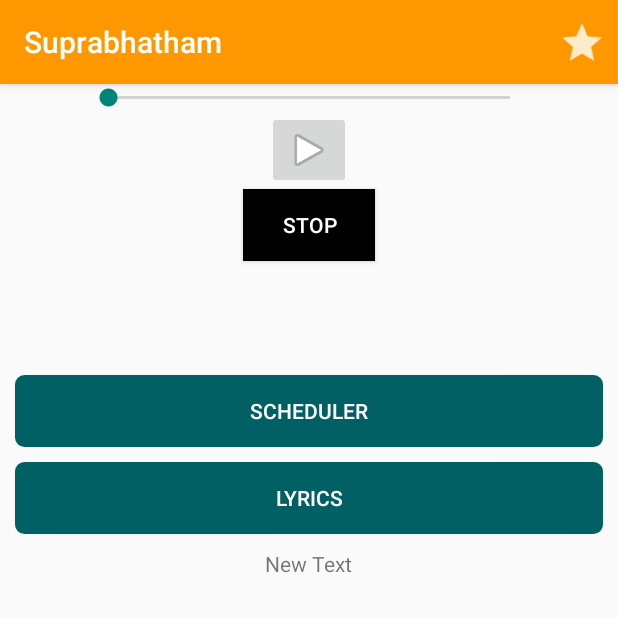
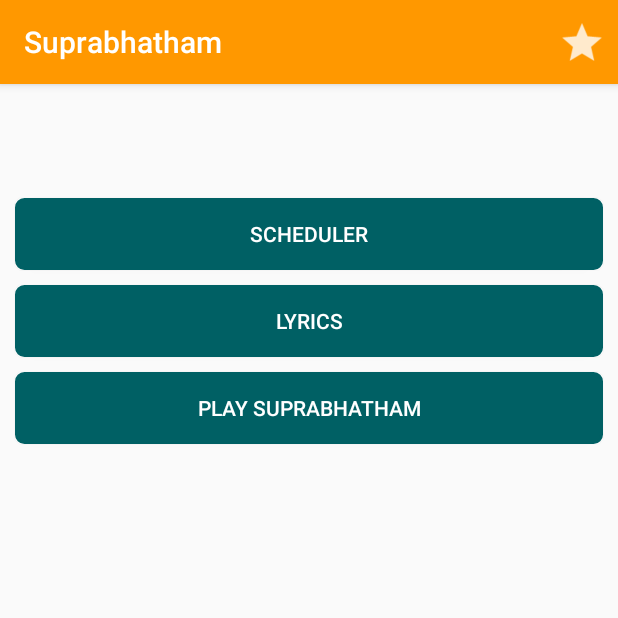
Before and after one commit to v-adhithyan/suprabhatham-android-app, an Android app: the screen it shows after launch (Main_Activity), on a phone screen of 412 x 824 dp, the top half of it. Run offline under Robolectric (Android 15) with nearby library versions, the phone set to English and light mode, and no system bars; our stand-ins replace AdMob; libraries missing offline, so code that uses them is left out: com.buddy.sdk; 3 statements that could not run were skipped.

Commit message:
play song mv to new activity and crcular seekbar added and rel changes

```diff
--- a/app/build.gradle
+++ b/app/build.gradle
@@ -22,7 +22,9 @@ android {
 
 dependencies {
     compile fileTree(dir: 'libs', include: ['*.jar'])
-    compile 'com.android.support:appcompat-v7:23.1.1'
-    compile 'com.google.android.gms:play-services-ads:7.3.0'
+    compile 'com.android.support:appcompat-v7:23.2.1'
+    compile 'com.google.android.gms:play-services-ads:8.4.0'
     compile 'com.buddy:androidsdk:+'
+    compile 'com.android.support:design:23.2.1'
+    compile 'com.github.Triggertrap:SeekArc:v1.1'
 }
--- a/app/src/main/java/ceg/avtechlabs/sbm/MyService.java
+++ b/app/src/main/java/ceg/avtechlabs/sbm/MyService.java
@@ -27,10 +27,7 @@ public class MyService extends Service implements AudioManager.OnAudioFocusChang
 
     }
 
-    public MyService(SeekBar seekBar) {
-        this.seekBar  = seekBar;
-        progressUpdaterThread = new SeekbarProgressUpdaterThread(this, seekBar);
-    }
+
 
     @Override
     public IBinder onBind(Intent intent) {
--- a/app/src/main/java/ceg/avtechlabs/sbm/ViewLyrics.java
+++ b/app/src/main/java/ceg/avtechlabs/sbm/ViewLyrics.java
@@ -64,7 +64,7 @@ public class ViewLyrics extends ActionBarActivity {
         if(Build.VERSION.SDK_INT >= 13){
             int screenHeight = DisplayUtil.getScreenHeight(this);
             int screenWidth = DisplayUtil.getScreenWidth(this);
-            ToastUtil.showToast(this, screenWidth + "*"  + screenHeight);
+            //ToastUtil.showToast(this, screenWidth + "*"  + screenHeight);
 
 
             tv.setTextSize(TypedValue.COMPLEX_UNIT_PX, (float) screenWidth / 20);
--- a/app/src/main/res/layout/activity_main.xml
+++ b/app/src/main/res/layout/activity_main.xml
@@ -3,33 +3,6 @@
     xmlns:ads="http://schemas.android.com/apk/res-auto"
     android:layout_height="fill_parent"
     android:layout_width="fill_parent">
-
-    <SeekBar
-        android:layout_width="300dp"
-        android:layout_height="wrap_content"
-        android:id="@+id/seekBar"
-        android:layout_alignParentTop="true"
-        android:layout_centerHorizontal="true" />
-
-    <ImageButton
-        android:layout_width="wrap_content"
-        android:layout_height="wrap_content"
-        android:id="@+id/playButton"
-        android:src="@android:drawable/ic_media_play"
-        android:layout_below="@+id/seekBar"
-        android:layout_centerHorizontal="true"
-        android:onClick="playSong"/>
-
-    <Button
-        android:layout_width="wrap_content"
-        android:layout_height="wrap_content"
-        android:text="Stop"
-        android:id="@+id/stopButton"
-        android:layout_below="@+id/playButton"
-        android:layout_centerHorizontal="true"
-        android:onClick="stopSong"
-        android:background="#000000"
-        android:textColor="#ffffff"/>
 
     <Button
         android:layout_width="fill_parent"
@@ -41,7 +14,6 @@
         android:layout_marginLeft="10dp"
         android:layout_marginRight="10dp"
         android:layout_marginBottom="10dp"
-        android:layout_below="@+id/stopButton"
         android:layout_centerHorizontal="true"
         android:layout_marginTop="76dp"
         android:onClick="startScheduler"/>
@@ -60,20 +32,6 @@
         android:layout_centerHorizontal="true"
         android:onClick="viewLyrics"/>
 
-    <TextView
-        android:layout_width="wrap_content"
-        android:layout_height="wrap_content"
-        android:text="New Text"
-        android:id="@+id/textViewLyrics"
-        android:layout_below="@+id/buttonLyrics"
-        android:layout_centerVertical="true"
-        android:layout_centerHorizontal="true" />
-
-    <TimePicker
-        android:layout_width="wrap_content"
-        android:layout_height="wrap_content"
-        android:id="@+id/timePicker"
-        android:visibility="invisible"/>
     <com.google.android.gms.ads.AdView
         android:id="@+id/adView"
         android:layout_width="wrap_content"
@@ -84,11 +42,29 @@
         ads:adUnitId="@string/banner_ad_unit_id">
     </com.google.android.gms.ads.AdView>
 
+    <TimePicker
+        android:layout_width="wrap_content"
+        android:layout_height="wrap_content"
+        android:id="@+id/timePicker"
+        android:visibility="invisible"
+        android:layout_alignBottom="@+id/playButton"
+        android:layout_alignParentLeft="true"
+        android:layout_alignParentStart="true"
+        android:layout_marginBottom="69dp" />
 
-
-
-
-
+    <Button
+        android:layout_width="fill_parent"
+        android:layout_height="wrap_content"
+        android:text="Play Suprabhatham"
+        android:id="@+id/playButton"
+        android:layout_below="@+id/buttonLyrics"
+        android:layout_centerHorizontal="true"
+        android:background="@drawable/green_button"
+        android:textColor="#ffffff"
+        android:layout_marginLeft="10dp"
+        android:layout_marginRight="10dp"
+        android:layout_marginBottom="10dp"
+        android:onClick="playSong"/>
 
 
 </RelativeLayout>
--- a/app/src/main/res/values-v21/styles.xml
+++ b/app/src/main/res/values-v21/styles.xml
@@ -6,6 +6,14 @@
         <item name="android:colorPrimary">#FF9800</item>
         <item name="android:colorPrimaryDark">#F57C00</item>
     </style>
+    >
+
+    <style name="AppTheme.NoActionBar">
+        <item name="windowActionBar">false</item>
+        <item name="windowNoTitle">true</item>
+        <item name="android:windowDrawsSystemBarBackgrounds">true</item>
+        <item name="android:statusBarColor">@android:color/transparent</item>
+    </style>
 
 
 </resources>
--- a/app/src/main/res/values/dimens.xml
+++ b/app/src/main/res/values/dimens.xml
@@ -2,4 +2,5 @@
     <!-- Default screen margins, per the Android Design guidelines. -->
     <dimen name="activity_horizontal_margin">16dp</dimen>
     <dimen name="activity_vertical_margin">16dp</dimen>
+    <dimen name="fab_margin">16dp</dimen>
 </resources>
--- a/app/src/main/res/values/strings.xml
+++ b/app/src/main/res/values/strings.xml
@@ -13,4 +13,5 @@
     <string name="gcm_api_key">AIzaSyBs9iG8Zio2cnbAXKpPbb5_7Paj_K0wg2g</string>
     <string name="gcm_project_id">suprabhatham-1204</string>
     <string name="gcm_push_domain">http://avsbm.xyz</string>
+    <string name="title_activity_song_player">SongPlayer</string>
 </resources>
--- a/app/src/main/res/values/styles.xml
+++ b/app/src/main/res/values/styles.xml
@@ -6,5 +6,14 @@
 
     </style>
 
+    <style name="AppTheme.NoActionBar">
+        <item name="windowActionBar">false</item>
+        <item name="windowNoTitle">true</item>
+    </style>
+
+    <style name="AppTheme.AppBarOverlay" parent="ThemeOverlay.AppCompat.Dark.ActionBar" />
+
+    <style name="AppTheme.PopupOverlay" parent="ThemeOverlay.AppCompat.Light" />
+
 
 </resources>
--- a/build.gradle
+++ b/build.gradle
@@ -15,5 +15,9 @@ buildscript {
 allprojects {
     repositories {
         jcenter()
+
+        maven {
+            url "https://jitpack.io"
+        }
     }
 }
```
Also changed, not shown: app/src/main/AndroidManifest.xml (+34 -37 lines), app/src/main/java/ceg/avtechlabs/sbm/Main_Activity.java (+4 -5 lines), app/src/main/java/ceg/avtechlabs/sbm/activities/SongPlayer.java (added, +152 -0 lines), app/src/main/java/ceg/avtechlabs/sbm/threads/SeekbarProgressUpdaterThread.java (+8 -6 lines), app/src/main/java/ceg/avtechlabs/sbm/util/audio/PlaybackUtil.java (+12 -23 lines), app/src/main/res/layout/activity_song_player.xml (added, +28 -0 lines), app/src/main/res/layout/content_song_player.xml (added, +59 -0 lines).
